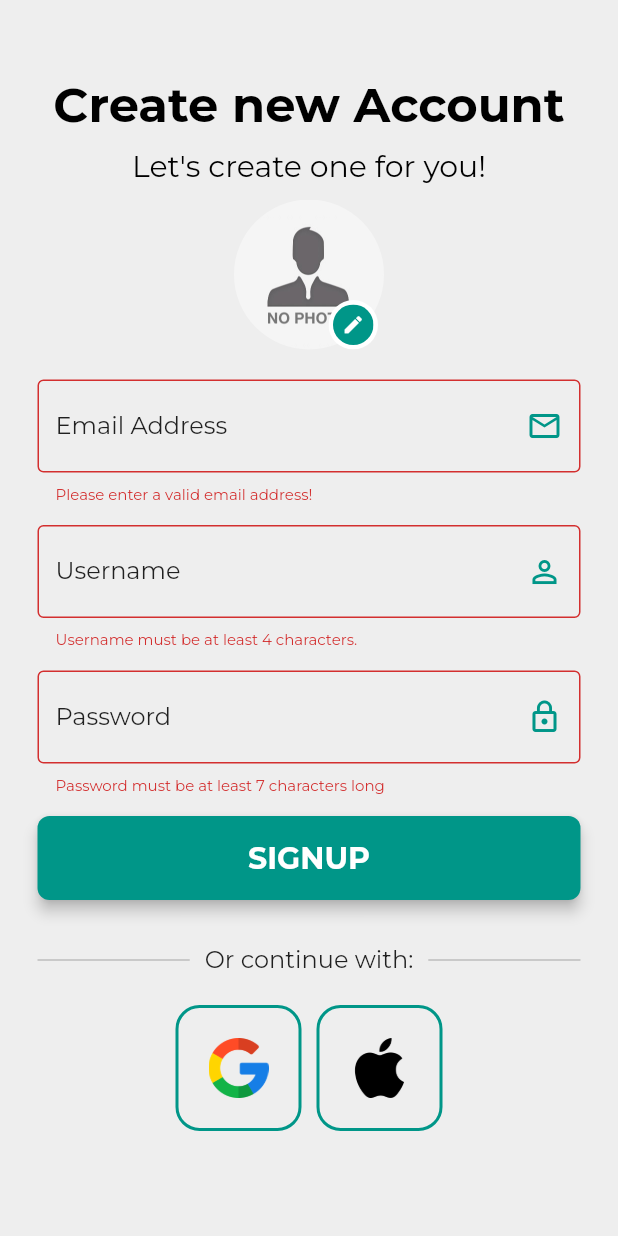
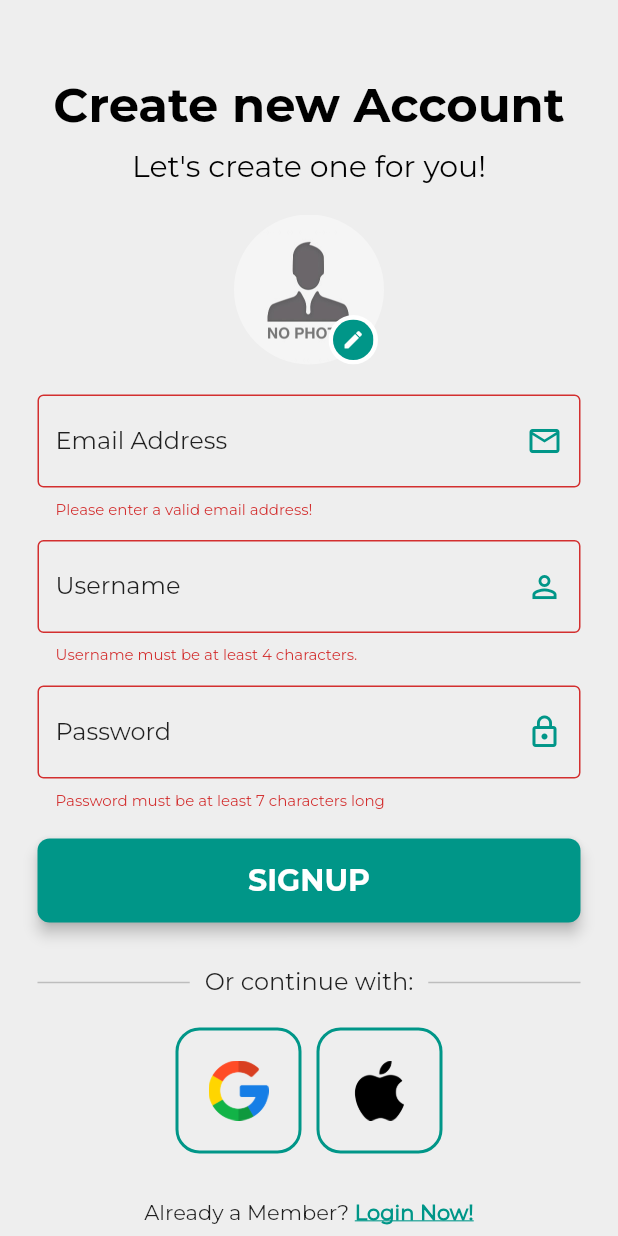
Before and after one commit to EliezerAmbion/flutter_chat_app, a Flutter app: the SignupScreen screen opened directly with empty values, after a tap on "SIGNUP", on a phone screen of 412 x 824 dp. Run offline on Flutter 3.47's test engine with Material 2 defaults, Android fonts, the phone set to English and light mode, and no system bars; our stand-ins replace cloud_firestore, firebase_auth, firebase_core, firebase_storage, image_picker; accounts and stored records are empty.

Commit message:
edit style of login and signup

```diff
--- a/lib/helpers/helper_widgets.dart
+++ b/lib/helpers/helper_widgets.dart
@@ -11,7 +11,6 @@ class HelperWidget {
     ScaffoldMessenger.of(context).showSnackBar(
       SnackBar(
         content: Text(
-          // generic message for login
           message,
           textAlign: TextAlign.center,
           style: const TextStyle(fontWeight: FontWeight.bold),
--- a/lib/screens/auth_screens.dart/login_screen.dart
+++ b/lib/screens/auth_screens.dart/login_screen.dart
@@ -59,6 +59,13 @@ class _LoginScreenState extends State<LoginScreen> {
 
     if (!mounted) return;
     return Navigator.pop(context);
+  }
+
+  @override
+  void dispose() {
+    _emailController.dispose();
+    _passwordController.dispose();
+    super.dispose();
   }
 
   @override
--- a/lib/screens/auth_screens.dart/signup_screen.dart
+++ b/lib/screens/auth_screens.dart/signup_screen.dart
@@ -1,5 +1,6 @@
 import 'dart:io';
 
+import 'package:flutter/gestures.dart';
 import 'package:flutter/material.dart';
 import 'package:path/path.dart' as path;
 import 'package:provider/provider.dart';
@@ -58,7 +59,7 @@ class _SignupScreenState extends State<SignupScreen> {
     FocusScope.of(context).unfocus();
 
     // NOTE: fix the indicator not popping
-    HelperWidget.showCircularProgressIndicator(context);
+    // HelperWidget.showCircularProgressIndicator(context);
 
     if (_pickedImage == null) {
       HelperWidget.showSnackBar(
@@ -66,7 +67,8 @@ class _SignupScreenState extends State<SignupScreen> {
         message: 'Image can not be empty!',
         backgroundColor: Theme.of(context).colorScheme.error,
       );
-      return Navigator.pop(context);
+      // return Navigator.pop(context);
+      return;
     }
 
     final result = await authProvider.signUp(
@@ -79,19 +81,17 @@ class _SignupScreenState extends State<SignupScreen> {
 
     if (result is! User) {
       if (!mounted) return;
-
       HelperWidget.showSnackBar(
         context: context,
         message: result.toString(),
         backgroundColor: Theme.of(context).colorScheme.error,
       );
-      return Navigator.pop(context);
+      // return Navigator.pop(context);
+      return;
     }
 
-    print('result ==========> ${result}');
-
-    if (!mounted) return;
-    return Navigator.pop(context);
+    // return Navigator.pop(context);
+    return;
   }
 
   @override
@@ -99,6 +99,7 @@ class _SignupScreenState extends State<SignupScreen> {
     _emailController.dispose();
     _usernameController.dispose();
     _passwordController.dispose();
+
     super.dispose();
   }
 
@@ -127,7 +128,7 @@ class _SignupScreenState extends State<SignupScreen> {
                   style: Theme.of(context).textTheme.headline4,
                 ),
 
-                const SizedBox(height: 10),
+                const SizedBox(height: 20),
 
                 // NOTE: use this if you want to continue to upload an image
                 UserImagePickerWidget(imagePickFn: _imagePickFn),
@@ -190,6 +191,8 @@ class _SignupScreenState extends State<SignupScreen> {
                   },
                 ),
 
+                const SizedBox(height: 5),
+
                 // button
                 CustomFormButtonWidget(
                   onPressed: _signup,
@@ -199,10 +202,25 @@ class _SignupScreenState extends State<SignupScreen> {
                 const SizedBox(height: 30),
 
                 // or Continue with
-                ContinueWithWidget(
-                  togglePages: widget.togglePages,
-                  text: 'Already a Member ',
-                  toggleText: 'Login now!',
+                const ContinueWithWidget(),
+
+                RichText(
+                  text: TextSpan(
+                    text: 'Already a Member? ',
+                    style: Theme.of(context).textTheme.bodyText1,
+                    children: [
+                      TextSpan(
+                        text: 'Login Now!',
+                        style: Theme.of(context).textTheme.bodyText1!.copyWith(
+                              color: Theme.of(context).colorScheme.secondary,
+                              fontWeight: FontWeight.bold,
+                              decoration: TextDecoration.underline,
+                            ),
+                        recognizer: TapGestureRecognizer()
+                          ..onTap = widget.togglePages,
+                      ),
+                    ],
+                  ),
                 ),
               ],
             ),
```
